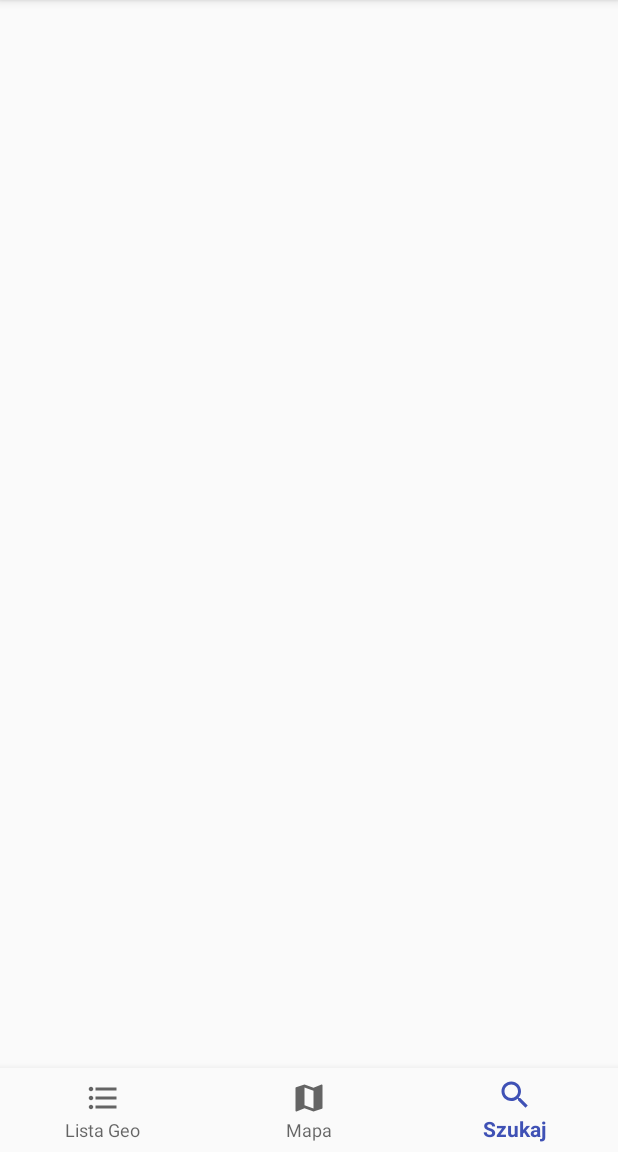
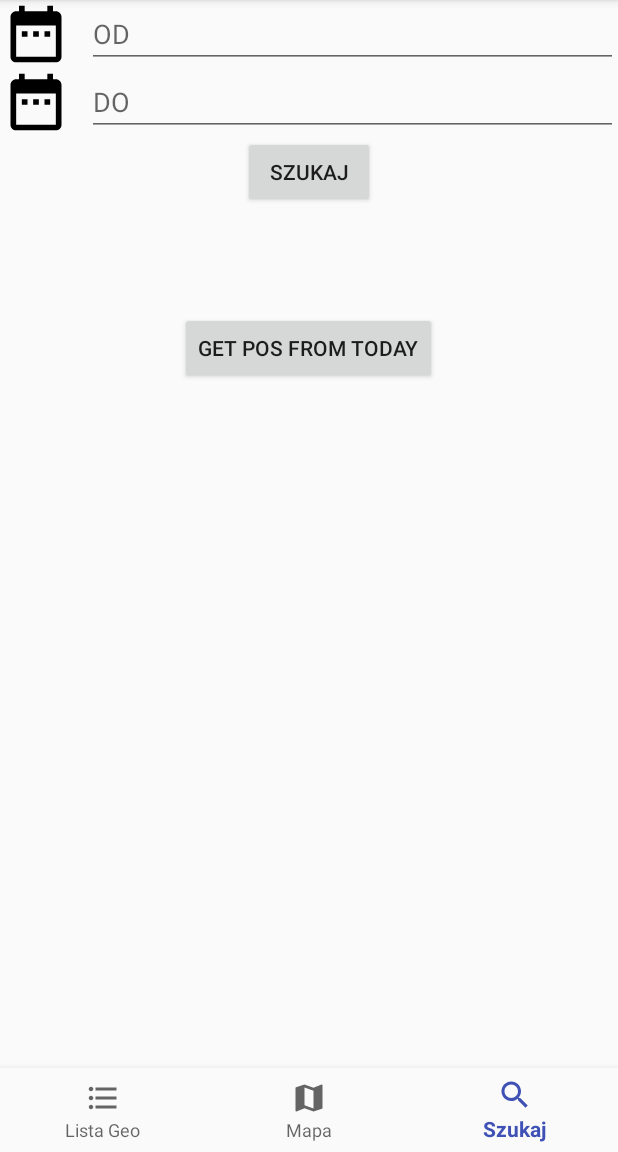
Before and after one commit to kightsonsanom/gdzie_jest_czoper_java, an Android app: the screen it shows after launch (NavigationActivity), item 3 of the bottom bar chosen, on a phone screen of 412 x 824 dp, the part 84-1236 px from its top. Run offline under Robolectric (Android 15) with nearby library versions, the phone set to English and light mode, and no system bars; our stand-ins replace Dagger/Hilt's generated code, Room's generated code, Timber, data binding; 9 statements that could not run were skipped.

Commit message:
working with date format

```diff
--- a/app/src/main/java/com/example/asinit_user/gdziejestczoper/db/Repository.java
+++ b/app/src/main/java/com/example/asinit_user/gdziejestczoper/db/Repository.java
@@ -12,6 +12,7 @@ import com.example.asinit_user.gdziejestczoper.db.entities.Position;
 import com.example.asinit_user.gdziejestczoper.db.entities.Geo;
 import com.example.asinit_user.gdziejestczoper.db.entities.PositionGeoJoin;
 import com.example.asinit_user.gdziejestczoper.services.PositionManagerCallback;
+import com.example.asinit_user.gdziejestczoper.ui.search.SearchFragmentViewModelCallback;
 
 import java.util.List;
 
@@ -24,14 +25,19 @@ import timber.log.Timber;
 public class Repository {
 
     private PositionManagerCallback positionManagerCallback;
+    private SearchFragmentViewModelCallback searchFragmentViewModelCallback;
+
     private MediatorLiveData<List<Position>> observablePositions;
     private MediatorLiveData<List<Geo>> observableGeos;
     private MediatorLiveData<Geo> observableGeo;
 
     private PositionDao positionDao;
     private GeoDao geoDao;
+    private PositionGeoJoinDao positionGeoJoinDao;
+
     private AppExecutors appExecutors;
-    private PositionGeoJoinDao positionGeoJoinDao;
+
+
     private Geo latestGeoFromDb;
     private Position latestPositionFromDb;
     private List<Geo> allGeos;
@@ -60,6 +66,10 @@ public class Repository {
 
     public void setPositionManagerCallback(PositionManagerCallback positionManagerCallback) {
         this.positionManagerCallback = positionManagerCallback;
+    }
+
+    public void setSearchFragmentViewModelCallback(SearchFragmentViewModelCallback searchFragmentViewModelCallback) {
+        this.searchFragmentViewModelCallback = searchFragmentViewModelCallback;
     }
 
     public LiveData<List<Position>> getPositions() {
@@ -141,4 +151,13 @@ public class Repository {
         appExecutors.diskIO().execute(() -> positionDao.updatePosition(position));
 
     }
+
+    public void getPositionForToday(String parseString) {
+        appExecutors.diskIO().execute(() -> {
+            List<Position> todayPositionList = positionDao.getPositionForToday(parseString);
+
+            searchFragmentViewModelCallback.setPositionForToday(todayPositionList);
+
+        });
+    }
 }
--- a/app/src/main/java/com/example/asinit_user/gdziejestczoper/db/dao/PositionDao.java
+++ b/app/src/main/java/com/example/asinit_user/gdziejestczoper/db/dao/PositionDao.java
@@ -19,11 +19,14 @@ public interface PositionDao {
     @Query("SELECT * FROM position")
     LiveData<List<Position>> loadPositions();
 
-    @Query("SELECT * FROM position i WHERE i.id = :positionID")
+    @Query("SELECT * FROM position i WHERE i.id =:positionID")
     LiveData<Position> loadPosition(String positionID);
 
     @Query("SELECT * FROM position ORDER BY lastLocationDate DESC LIMIT 1")
     Position loadLatestPosition();
+
+    @Query("SELECT * FROM position WHERE position.startDate =:today")
+    List<Position> getPositionForToday(String today);
 
     @Insert(onConflict = OnConflictStrategy.REPLACE)
     void insertAll(List<Position> positions);
--- a/app/src/main/java/com/example/asinit_user/gdziejestczoper/di/PositionListFragmentModule.java
+++ b/app/src/main/java/com/example/asinit_user/gdziejestczoper/di/PositionListFragmentModule.java
@@ -2,7 +2,7 @@ package com.example.asinit_user.gdziejestczoper.di;
 
 
 import com.example.asinit_user.gdziejestczoper.ui.mainView.GeoAdapter;
-import com.example.asinit_user.gdziejestczoper.ui.mainView.PositionsAdapter;
+import com.example.asinit_user.gdziejestczoper.ui.geoList.PositionsAdapter;
 
 import dagger.Module;
 import dagger.Provides;
--- a/app/src/main/java/com/example/asinit_user/gdziejestczoper/ui/geoList/PositionListFragment.java
+++ b/app/src/main/java/com/example/asinit_user/gdziejestczoper/ui/geoList/PositionListFragment.java
@@ -14,7 +14,6 @@ import android.view.ViewGroup;
 
 import com.example.asinit_user.gdziejestczoper.R;
 import com.example.asinit_user.gdziejestczoper.databinding.PositionListFragmentViewBinding;
-import com.example.asinit_user.gdziejestczoper.ui.mainView.PositionsAdapter;
 
 import javax.inject.Inject;
 
--- a/app/src/main/java/com/example/asinit_user/gdziejestczoper/ui/mainView/PositionsAdapter.java
+++ b/app/src/main/java/com/example/asinit_user/gdziejestczoper/ui/geoList/PositionsAdapter.java
@@ -1,4 +1,4 @@
-package com.example.asinit_user.gdziejestczoper.ui.mainView;
+package com.example.asinit_user.gdziejestczoper.ui.geoList;
 
 
 import android.databinding.DataBindingUtil;
--- a/app/src/main/java/com/example/asinit_user/gdziejestczoper/ui/search/SearchFragment.java
+++ b/app/src/main/java/com/example/asinit_user/gdziejestczoper/ui/search/SearchFragment.java
@@ -1,16 +1,108 @@
 package com.example.asinit_user.gdziejestczoper.ui.search;
 
+import android.arch.lifecycle.ViewModelProvider;
+import android.arch.lifecycle.ViewModelProviders;
+import android.content.Context;
+import android.content.Intent;
+import android.databinding.DataBindingUtil;
+import android.os.Bundle;
+import android.support.annotation.Nullable;
+import android.support.v4.app.Fragment;
+import android.view.LayoutInflater;
+import android.view.View;
+import android.view.ViewGroup;
 
-import android.content.Context;
-import android.support.v4.app.Fragment;
+import com.example.asinit_user.gdziejestczoper.R;
+import com.example.asinit_user.gdziejestczoper.databinding.SearchFragmentBinding;
+import com.example.asinit_user.gdziejestczoper.ui.searchResult.SearchResultList;
+import com.example.asinit_user.gdziejestczoper.utils.Constants;
+
+import javax.inject.Inject;
 
 import dagger.android.support.AndroidSupportInjection;
+import timber.log.Timber;
 
-public class SearchFragment extends Fragment {
+public class SearchFragment extends Fragment{
+
+
+    @Inject
+    ViewModelProvider.Factory viewModelFactory;
+
+    private DatePickerFragment datePickerFragment;
+    private SearchFragmentViewModel viewModel;
+    private SearchFragmentBinding binding;
 
     @Override
     public void onAttach(Context context) {
         AndroidSupportInjection.inject(this);
+        Timber.d("onAttach from SearchFragment");
         super.onAttach(context);
     }
+
+    @Override
+    public void onResume() {
+        super.onResume();
+        Timber.d("onResume from SearchFragment");
+        DatePickerFragment fragment = (DatePickerFragment) getChildFragmentManager().findFragmentByTag("dialogFragment");
+        if (fragment != null) {
+            fragment.updateListener(viewModel);
+        }
+    }
+
+
+    @Nullable
+    @Override
+    public View onCreateView(LayoutInflater inflater, @Nullable ViewGroup container, @Nullable Bundle savedInstanceState) {
+        binding = DataBindingUtil.inflate(inflater, R.layout.search_fragment, container, false);
+        return binding.getRoot();
+    }
+
+    @Override
+    public void onActivityCreated(@Nullable Bundle savedInstanceState) {
+        super.onActivityCreated(savedInstanceState);
+
+        viewModel = ViewModelProviders.of(this, viewModelFactory).get(SearchFragmentViewModel.class);
+        binding.setModel(viewModel);
+
+        setOnClickListeners();
+
+        subscribeToModel(viewModel);
+
+
+    }
+
+    private void subscribeToModel(SearchFragmentViewModel viewModel) {
+
+    }
+
+
+    private void setOnClickListeners() {
+        binding.startdateImageView.setOnClickListener((v) -> {
+            datePickerFragment = DatePickerFragment.newInstance(Constants.START_DATE);
+            datePickerFragment.setDatePickerCallback(viewModel);
+            datePickerFragment.show(getChildFragmentManager(), "dialogFragment");
+        });
+
+
+        binding.stopdateImageView.setOnClickListener((v) -> {
+            datePickerFragment = DatePickerFragment.newInstance(Constants.END_DATE);
+            datePickerFragment.setDatePickerCallback(viewModel);
+            datePickerFragment.show(getChildFragmentManager(), "dialogFragment");
+        });
+
+        binding.searchButton.setOnClickListener((v) -> {
+           Intent intent = new Intent(getActivity(), SearchResultList.class);
+           intent.putExtra("startDate", viewModel.startDate);
+           intent.putExtra("endDate", viewModel.endDate);
+
+           startActivity(intent);
+           getActivity().finish();
+
+        });
+
+        binding.getPosBtn.setOnClickListener((v) -> {
+            viewModel.getPositionForToday();
+
+        });
+    }
 }
--- a/app/src/main/java/com/example/asinit_user/gdziejestczoper/ui/search/SearchFragmentViewModel.java
+++ b/app/src/main/java/com/example/asinit_user/gdziejestczoper/ui/search/SearchFragmentViewModel.java
@@ -2,18 +2,80 @@ package com.example.asinit_user.gdziejestczoper.ui.search;
 
 
 import android.arch.lifecycle.ViewModel;
+import android.databinding.ObservableField;
 
 import com.example.asinit_user.gdziejestczoper.db.Repository;
+import com.example.asinit_user.gdziejestczoper.db.entities.Position;
+import com.example.asinit_user.gdziejestczoper.utils.Converters;
+
+import java.text.SimpleDateFormat;
+import java.util.Date;
+import java.util.List;
+import java.util.Locale;
 
 import javax.inject.Inject;
 
-public class SearchFragmentViewModel extends ViewModel {
+import timber.log.Timber;
+
+public class SearchFragmentViewModel extends ViewModel implements SearchFragmentViewModelCallback {
+
+    public ObservableField<String> startDate = new ObservableField<>();
+    public ObservableField<String> endDate = new ObservableField<>();
+    public ObservableField<String> positionFromToday = new ObservableField<>();
+
+    private Repository repository;
+    private long searchToDay;
+    private long searchFromDay;
 
 
     @Inject
-    public SearchFragmentViewModel (Repository repository){
+    public SearchFragmentViewModel(Repository repository) {
+        this.repository = repository;
+        repository.setSearchFragmentViewModelCallback(this);
 
 
     }
 
+
+    @Override
+    public void onStartDateSet(long dayToMillis) {
+        searchFromDay = dayToMillis;
+        startDate.set(dateFormat(dayToMillis));
+    }
+
+    @Override
+    public void onEndDateSet(long dayToMillis) {
+        searchToDay = dayToMillis;
+        endDate.set(dateFormat(dayToMillis));
+    }
+
+    public void getPositionForToday() {
+        Timber.d("getting pos with string: " + Converters.longToString(System.currentTimeMillis()));
+        repository.getPositionForToday(Converters.longToString(System.currentTimeMillis()));
+    }
+
+
+    @Override
+    public void setPositionForToday(List<Position> positionList) {
+
+        if (positionList != null) {
+            Timber.d("positionList from setPositionForToday = " + positionList.toString());
+
+            if (positionList.size() > 0) {
+                Timber.d("first item from positionlist : " + positionList.get(0).toString());
+                positionFromToday.set(positionList.get(0).toString());
+            }
+        }else {
+            Timber.d("positionlist is null from repo");
+        }
+
+    }
+
+
+    private String dateFormat(long dayToMillis) {
+        Date data = new Date(dayToMillis);
+        SimpleDateFormat sdf = new SimpleDateFormat("yyyy-MM-dd", new Locale("pl"));
+
+        return sdf.format(data);
+    }
 }
--- /dev/null
+++ b/app/src/main/java/com/example/asinit_user/gdziejestczoper/ui/search/SearchFragmentViewModelCallback.java
@@ -0,0 +1,15 @@
+package com.example.asinit_user.gdziejestczoper.ui.search;
+
+
+import com.example.asinit_user.gdziejestczoper.db.entities.Position;
+
+import java.util.List;
+
+public interface SearchFragmentViewModelCallback {
+
+    void onStartDateSet(long dayToMillis);
+
+    void onEndDateSet(long dayToMillis);
+
+    void setPositionForToday(List<Position> positionList);
+}
--- a/app/src/main/java/com/example/asinit_user/gdziejestczoper/utils/Constants.java
+++ b/app/src/main/java/com/example/asinit_user/gdziejestczoper/utils/Constants.java
@@ -12,4 +12,9 @@ public final class Constants {
     public static final String LOCATION_DATA_EXTRA = PACKAGE_NAME +
             ".LOCATION_DATA_EXTRA";
 
+    public static final int SERVICE_NOTIFICATION_ID = 1337;
+
+    public static final String START_DATE = "START_DATE";
+    public static final String END_DATE = "END_DATE";
+
 }
--- a/app/src/main/java/com/example/asinit_user/gdziejestczoper/utils/customBindings.java
+++ b/app/src/main/java/com/example/asinit_user/gdziejestczoper/utils/CustomBindings.java
@@ -16,7 +16,7 @@ import com.google.android.gms.maps.model.MarkerOptions;
 
 import timber.log.Timber;
 
-public class customBindings {
+public class CustomBindings {
 
     @BindingAdapter("initMap")
     public static void initMap(final MapView mapView, final LatLng latLng) {
--- /dev/null
+++ b/app/src/main/res/drawable/ic_date_range_black_24dp.xml
@@ -0,0 +1,9 @@
+<vector xmlns:android="http://schemas.android.com/apk/res/android"
+        android:width="24dp"
+        android:height="24dp"
+        android:viewportWidth="24.0"
+        android:viewportHeight="24.0">
+    <path
+        android:fillColor="#FF000000"
+        android:pathData="M9,11L7,11v2h2v-2zM13,11h-2v2h2v-2zM17,11h-2v2h2v-2zM19,4h-1L18,2h-2v2L8,4L8,2L6,2v2L5,4c-1.11,0 -1.99,0.9 -1.99,2L3,20c0,1.1 0.89,2 2,2h14c1.1,0 2,-0.9 2,-2L21,6c0,-1.1 -0.9,-2 -2,-2zM19,20L5,20L5,9h14v11z"/>
+</vector>
--- /dev/null
+++ b/app/src/main/res/layout/search_fragment.xml
@@ -0,0 +1,95 @@
+<?xml version="1.0" encoding="utf-8"?>
+
+<layout
+    xmlns:android="http://schemas.android.com/apk/res/android"
+    xmlns:app="http://schemas.android.com/apk/res-auto">
+
+
+    <data>
+
+        <variable
+            name="model"
+            type="com.example.asinit_user.gdziejestczoper.ui.search.SearchFragmentViewModel">
+
+        </variable>
+    </data>
+
+    <LinearLayout
+        android:layout_width="match_parent"
+        android:layout_height="match_parent"
+        android:orientation="vertical">
+
+        <LinearLayout
+            android:layout_width="match_parent"
+            android:layout_height="wrap_content"
+            android:orientation="horizontal">
+
+            <ImageView
+                android:id="@+id/startdate_image_view"
+                android:layout_width="48dp"
+                android:layout_height="match_parent"
+                android:layout_marginEnd="10dp"
+                app:srcCompat="@drawable/ic_date_range_black_24dp" />
+
+            <EditText
+                android:id="@+id/startdate_et"
+                android:layout_width="0dp"
+                android:layout_height="wrap_content"
+                android:layout_weight="1"
+                android:hint="OD"
+                android:text="@{model.startDate}"
+                android:inputType="date" />
+
+        </LinearLayout>
+
+
+        <LinearLayout
+            android:layout_width="match_parent"
+            android:layout_height="wrap_content"
+            android:orientation="horizontal">
+
+            <ImageView
+                android:id="@+id/stopdate_image_view"
+                android:layout_width="48dp"
+                android:layout_height="match_parent"
+                android:layout_marginEnd="10dp"
+                app:srcCompat="@drawable/ic_date_range_black_24dp" />
+
+            <EditText
+                android:id="@+id/stopdate_et"
+                android:layout_width="0dp"
+                android:layout_height="wrap_content"
+                android:layout_weight="1"
+                android:hint="DO"
+                android:text="@{model.endDate}"
+                android:inputType="date" />
+
+        </LinearLayout>
+
+        <Button
+            android:id="@+id/search_button"
+            android:layout_width="wrap_content"
+            android:layout_height="wrap_content"
+            android:layout_gravity="center"
+            android:text="SZUKAJ"/>
+
+
+        <TextView
+            android:id="@+id/position_from_today"
+            android:layout_marginTop="50dp"
+            android:layout_gravity="center"
+            android:layout_width="wrap_content"
+            android:layout_height="wrap_content"
+            android:text="@{model.positionFromToday}"
+            />
+
+        <Button
+            android:id="@+id/get_pos_btn"
+            android:layout_width="wrap_content"
+            android:layout_height="wrap_content"
+            android:layout_gravity="center"
+            android:text="get pos from today"/>
+    </LinearLayout>
+
+
+</layout>
```
Also changed, not shown: app/src/main/AndroidManifest.xml (+5 -7 lines), app/src/main/java/com/example/asinit_user/gdziejestczoper/services/GeoService.java (+25 -2 lines), app/src/main/java/com/example/asinit_user/gdziejestczoper/services/PositionManager.java (+25 -39 lines), app/src/main/java/com/example/asinit_user/gdziejestczoper/ui/search/DatePickerFragment.java (added, +70 -0 lines), app/src/main/java/com/example/asinit_user/gdziejestczoper/ui/searchResult/SearchResultList.java (added, +15 -0 lines), app/src/main/java/com/example/asinit_user/gdziejestczoper/utils/Converters.java (added, +29 -0 lines), app/src/main/res/layout/activity_search_result_list.xml (added, +20 -0 lines), app/build.gradle (line endings or trailing spaces).
